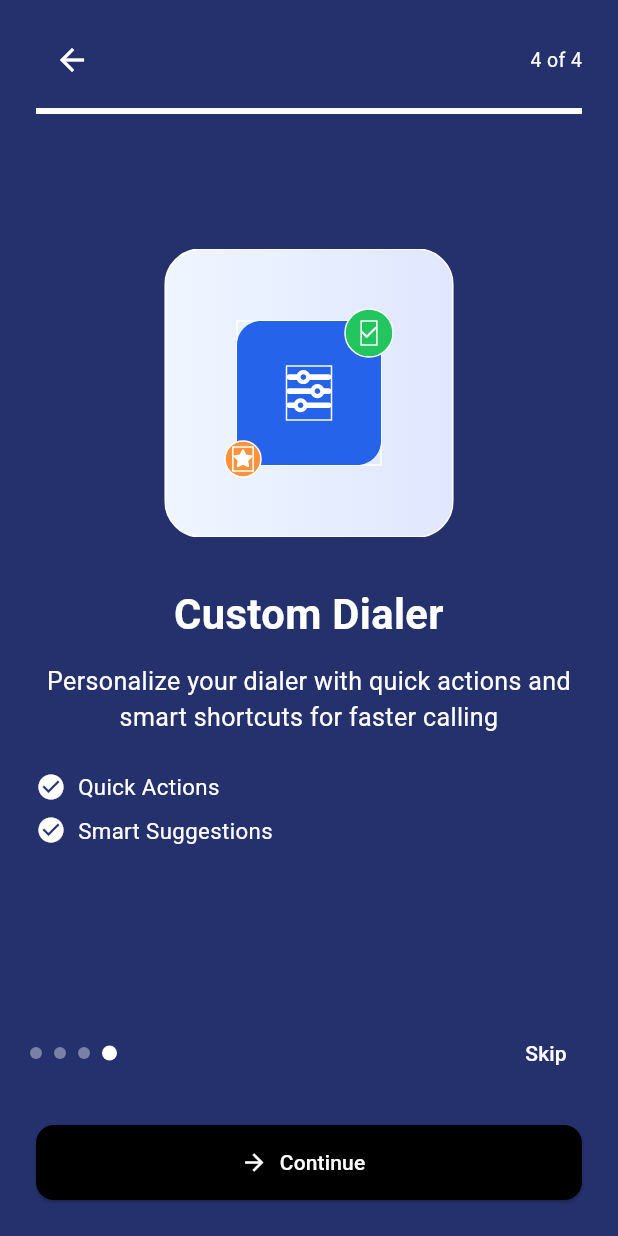
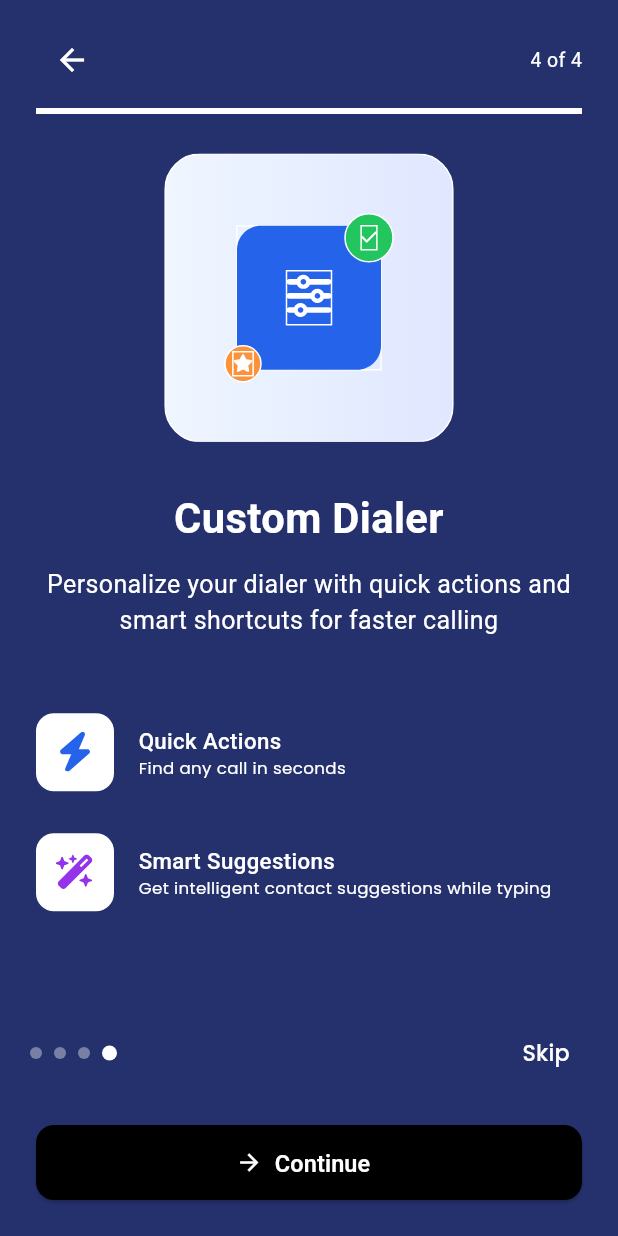
Before and after one commit to Amar-Chaudhary2002/call-man, a Flutter app: the screen it shows after launch, swiped to page 4, on a phone screen of 412 x 824 dp. Run offline on Flutter 3.47's test engine with Material 3 defaults, Android fonts, the phone set to English and light mode, and no system bars; our stand-ins replace firebase_auth, firebase_core, flutter_bloc, flutter_screenutil, flutter_svg, google_fonts and 2 more; accounts and stored records are empty.

Commit message:
fixes ui desing

```diff
--- a/lib/blocs/auth/auth_cubit.dart
+++ b/lib/blocs/auth/auth_cubit.dart
@@ -84,7 +84,6 @@ class AuthCubit extends Cubit<AuthState> {
   Future<void> sendOtp(String phoneNumber) async {
     try {
       emit(AuthLoading());
-
       await _auth.verifyPhoneNumber(
         phoneNumber: phoneNumber,
         verificationCompleted: (PhoneAuthCredential credential) async {
--- a/lib/presentation/auth/otp_screen.dart
+++ b/lib/presentation/auth/otp_screen.dart
@@ -29,18 +29,16 @@ class OtpScreen extends StatelessWidget {
         }
 
         if (state is AuthError) {
-          ScaffoldMessenger.of(context).showSnackBar(
-            SnackBar(content: Text(state.message)),
-          );
+          ScaffoldMessenger.of(
+            context,
+          ).showSnackBar(SnackBar(content: Text(state.message)));
         }
 
         if (state is AuthSuccess) {
           Navigator.pushAndRemoveUntil(
             context,
-            MaterialPageRoute(
-              builder: (context) => LoginSuccessScreen(),
-            ),
-                (route) => false,
+            MaterialPageRoute(builder: (context) => LoginSuccessScreen()),
+            (route) => false,
           );
         }
       },
@@ -124,15 +122,22 @@ class OtpScreen extends StatelessWidget {
                 width: double.infinity,
                 child: ElevatedButton(
                   onPressed: () {
-                    final otp = _otpController.text.trim();
-                    if (otp.length != 6) {
-                      ScaffoldMessenger.of(context).showSnackBar(
-                        const SnackBar(
-                            content: Text('Please enter a valid 6-digit OTP')),
-                      );
-                      return;
-                    }
-                    context.read<AuthCubit>().verifyOtp(otp);
+                    // final otp = _otpController.text.trim();
+                    // if (otp.length != 6) {
+                    //   ScaffoldMessenger.of(context).showSnackBar(
+                    //     const SnackBar(
+                    //         content: Text('Please enter a valid 6-digit OTP')),
+                    //   );
+                    //   return;
+                    // }
+                    // context.read<AuthCubit>().verifyOtp(otp);
+                    Navigator.pushAndRemoveUntil(
+                      context,
+                      MaterialPageRoute(
+                        builder: (context) => LoginSuccessScreen(),
+                      ),
+                      (route) => false,
+                    );
                   },
                   style: ElevatedButton.styleFrom(
                     backgroundColor: Colors.black,
--- a/lib/presentation/auth/sign_in_screen.dart
+++ b/lib/presentation/auth/sign_in_screen.dart
@@ -38,9 +38,9 @@ class _SignInScreenState extends State<SignInScreen> {
           }
 
           if (state is AuthError) {
-            ScaffoldMessenger.of(context).showSnackBar(
-              SnackBar(content: Text(state.message)),
-            );
+            ScaffoldMessenger.of(
+              context,
+            ).showSnackBar(SnackBar(content: Text(state.message)));
           }
 
           if (state is OtpSent) {
@@ -90,7 +90,10 @@ class _SignInScreenState extends State<SignInScreen> {
                       padding: const EdgeInsets.all(16),
                       decoration: BoxDecoration(
                         borderRadius: BorderRadius.circular(23.sp),
-                        border: Border.all(color: Color(0xFFE5E7EB), width: 0.1),
+                        border: Border.all(
+                          color: Color(0xFFE5E7EB),
+                          width: 0.1,
+                        ),
                         gradient: const LinearGradient(
                           colors: [Color(0xFF082046), Color(0xFF45006E)],
                           begin: Alignment.topLeft,
@@ -153,20 +156,30 @@ class _SignInScreenState extends State<SignInScreen> {
                             width: double.infinity,
                             child: ElevatedButton(
                               onPressed: () {
-                                final phone = phoneController.text.trim();
-                                if (phone.isEmpty) {
-                                  ScaffoldMessenger.of(context).showSnackBar(
-                                    const SnackBar(
-                                        content: Text('Phone number required')),
-                                  );
-                                  return;
-                                }
-                                // Fire AuthCubit sendOtp
-                                context.read<AuthCubit>().sendOtp('$_countryCode$phone');
+                                // final phone = phoneController.text.trim();
+                                // if (phone.isEmpty) {
+                                //   ScaffoldMessenger.of(context).showSnackBar(
+                                //     const SnackBar(
+                                //         content: Text('Phone number required')),
+                                //   );
+                                //   return;
+                                // }
+                                // // Fire AuthCubit sendOtp
+                                // context.read<AuthCubit>().sendOtp('$_countryCode$phone');
+                                Navigator.pushAndRemoveUntil(
+                                  context,
+                                  MaterialPageRoute(
+                                    builder: (context) =>
+                                        OtpScreen(phoneNumber: "7049820851"),
+                                  ),
+                                  (route) => false,
+                                );
                               },
                               style: ElevatedButton.styleFrom(
                                 backgroundColor: Colors.black,
-                                padding: const EdgeInsets.symmetric(vertical: 15),
+                                padding: const EdgeInsets.symmetric(
+                                  vertical: 15,
+                                ),
                                 shape: RoundedRectangleBorder(
                                   borderRadius: BorderRadius.circular(9),
                                 ),
@@ -182,7 +195,10 @@ class _SignInScreenState extends State<SignInScreen> {
                                     ),
                                   ),
                                   SizedBox(width: 8),
-                                  Icon(Icons.arrow_right_alt, color: Colors.white),
+                                  Icon(
+                                    Icons.arrow_right_alt,
+                                    color: Colors.white,
+                                  ),
                                 ],
                               ),
                             ),
@@ -201,14 +217,19 @@ class _SignInScreenState extends State<SignInScreen> {
                               },
                               style: ElevatedButton.styleFrom(
                                 backgroundColor: Colors.black,
-                                padding: const EdgeInsets.symmetric(vertical: 15),
+                                padding: const EdgeInsets.symmetric(
+                                  vertical: 15,
+                                ),
                                 shape: RoundedRectangleBorder(
                                   borderRadius: BorderRadius.circular(9),
                                 ),
                               ),
                               child: const Text(
                                 "Login with password",
-                                style: TextStyle(color: Colors.white, fontSize: 16),
+                                style: TextStyle(
+                                  color: Colors.white,
+                                  fontSize: 16,
+                                ),
                               ),
                             ),
                           ),
@@ -217,7 +238,9 @@ class _SignInScreenState extends State<SignInScreen> {
                             onTap: () {
                               Navigator.push(
                                 context,
-                                MaterialPageRoute(builder: (_) => SignUpScreen()),
+                                MaterialPageRoute(
+                                  builder: (_) => SignUpScreen(),
+                                ),
                               );
                             },
                             child: const Text.rich(
@@ -279,10 +302,10 @@ class _SignInScreenState extends State<SignInScreen> {
               items: <String>['+91', '+1', '+44', '+61']
                   .map<DropdownMenuItem<String>>(
                     (String value) => DropdownMenuItem<String>(
-                  value: value,
-                  child: Text(value),
-                ),
-              )
+                      value: value,
+                      child: Text(value),
+                    ),
+                  )
                   .toList(),
               onChanged: (String? newValue) {
                 if (newValue != null) onCountryChanged(newValue);
--- a/lib/presentation/dashboard/dashboard_screen.dart
+++ b/lib/presentation/dashboard/dashboard_screen.dart
@@ -272,12 +272,10 @@ class CallTrackingService {
   void _handleCallStateChange(dynamic data) {
     try {
       final Map<String, dynamic> callData = Map<String, dynamic>.from(data);
-
       final phoneNumber = callData['phoneNumber'] as String? ?? '';
       final stateString = callData['state'] as String? ?? 'idle';
       final isOutgoing = callData['isOutgoing'] as bool? ?? false;
       final isConnected = callData['isConnected'] as bool? ?? false;
-
       final state = _parseCallState(stateString);
       final now = DateTime.now();
 
--- a/lib/presentation/onboarding/welcome_screen.dart
+++ b/lib/presentation/onboarding/welcome_screen.dart
@@ -4,6 +4,7 @@ import 'package:flutter_screenutil/flutter_screenutil.dart';
 import 'package:flutter_svg/flutter_svg.dart';
 import 'package:call_app/core/image_constant.dart';
 import 'package:call_app/core/constant/app_color.dart';
+import 'package:google_fonts/google_fonts.dart';
 
 class WelcomeScreen extends StatefulWidget {
   const WelcomeScreen({super.key});
@@ -32,7 +33,6 @@ class _WelcomeScreenState extends State<WelcomeScreen> {
         curve: Curves.easeInOut,
       );
     } else {
-      // Navigate to SignUp using named route
       Navigator.pushReplacementNamed(context, AppRoutes.signUp);
     }
   }
@@ -42,7 +42,7 @@ class _WelcomeScreenState extends State<WelcomeScreen> {
     final List<_OnboardingContent> pages = [
       _OnboardingContent(
         icon: ImageConstant.callguard,
-        title: "Welcome to CallGuard",
+        title: "Welcome to CallMan",
         description:
             "Your smart companion for better call\nmanagement and protection",
         bullets: const [],
@@ -57,6 +57,11 @@ class _WelcomeScreenState extends State<WelcomeScreen> {
           "Community-based blocking",
           "Custom block lists",
         ],
+        bulletIcons: const [
+          "assets/icons/right.svg",
+          "assets/icons/right.svg",
+          "assets/icons/right.svg",
+        ],
       ),
       _OnboardingContent(
         icon: ImageConstant.smarticon,
@@ -64,6 +69,16 @@ class _WelcomeScreenState extends State<WelcomeScreen> {
         description:
             "Group and tag your calls intelligently. Never lose track of important conversations with automatic categorization.",
         bullets: const ["Auto Tagging", "Smart Grouping", "Quick Search"],
+        bulletIcons: const [
+          "assets/icons/svg.svg",
+          "assets/icons/svg (1).svg",
+          "assets/icons/svg (2).svg",
+        ],
+        bulletSubtitles: [
+          "Automatically categorize calls by type",
+          "Related calls grouped together",
+          "Find any call in seconds",
+        ],
       ),
       _OnboardingContent(
         icon: ImageConstant.customdialor,
@@ -71,6 +86,14 @@ class _WelcomeScreenState extends State<WelcomeScreen> {
         description:
             "Personalize your dialer with quick actions and smart shortcuts for faster calling",
         bullets: const ["Quick Actions", "Smart Suggestions"],
+        bulletIcons: const [
+          "assets/icons/svg (3).svg",
+          "assets/icons/svg (4).svg",
+        ],
+        bulletSubtitles: [
+          "Find any call in seconds",
+          "Get intelligent contact suggestions while typing",
+        ],
       ),
     ];
 
@@ -79,18 +102,6 @@ class _WelcomeScreenState extends State<WelcomeScreen> {
       body: SafeArea(
         child: Column(
           children: [
-            // if (_currentPage == 0) ...[
-            //   Align(
-            //     alignment: Alignment.topRight,
-            //     child: TextButton(
-            //       onPressed: _skip,
-            //       child: const Text(
-            //         "Skip",
-            //         style: TextStyle(color: Colors.white),
-            //       ),
-            //     ),
-            //   ),
-            // ],
             Expanded(
               child: PageView.builder(
                 controller: _pageController,
@@ -110,13 +121,10 @@ class _WelcomeScreenState extends State<WelcomeScreen> {
                           Row(
                             mainAxisAlignment: MainAxisAlignment.spaceBetween,
                             children: [
-                              if (index > 0)
                               IconButton(
                                 onPressed: () {
                                   _pageController.previousPage(
-                                      duration: const Duration(
-                                        milliseconds: 300,
-                                      ),
+                                    duration: const Duration(milliseconds: 300),
                                     curve: Curves.easeInOut,
                                   );
                                 },
@@ -124,12 +132,11 @@ class _WelcomeScreenState extends State<WelcomeScreen> {
                                   Icons.arrow_back,
                                   color: Colors.white,
                                 ),
-                                )
-                              else
-                                const SizedBox(width: 48),
+                              ),
                               Text(
                                 '${index + 1} of ${pages.length}',
                                 style: TextStyle(
+                                  fontFamily: "Roboto",
                                   color: Colors.white,
                                   fontSize: 14.sp,
                                 ),
@@ -144,7 +151,7 @@ class _WelcomeScreenState extends State<WelcomeScreen> {
                               Colors.white,
                             ),
                           ),
-                          Spacer(),
+                          const Spacer(),
                         ],
                         Center(
                           child: SvgPicture.asset(
@@ -156,44 +163,114 @@ class _WelcomeScreenState extends State<WelcomeScreen> {
                         Text(
                           page.title,
                           textAlign: TextAlign.center,
-                          style: TextStyle(
-                            fontFamily: "Roboto",
+                          style: GoogleFonts.roboto(
                             fontWeight: FontWeight.w700,
                             fontSize: 30.sp,
                             color: Colors.white,
                           ),
                         ),
-                        const SizedBox(height: 12),
+                        const SizedBox(height: 11),
                         Text(
                           page.description,
                           textAlign: TextAlign.center,
-                          style: TextStyle(
-                            fontFamily: "Roboto",
+                          style: GoogleFonts.roboto(
                             fontWeight: FontWeight.w400,
                             fontSize: 18.sp,
                             color: Colors.white,
                           ),
                         ),
-                        const SizedBox(height: 24),
+                        const SizedBox(height: 50),
                         if (page.bullets.isNotEmpty)
                           Column(
-                            children: page.bullets.map((e) {
+                            children: List.generate(page.bullets.length, (i) {
+                              // Example condition: Make first bullet on page 3 circular
+                              bool isCircular = index == 1 || index == 2;
+
+                              double containerSize;
+
+                              if (index == 1) {
+                                containerSize = 35;
+                              } else if (index == 2) {
+                                containerSize = 45;
+                              } else if (index == 3) {
+                                containerSize = 52;
+                              } else {
+                                containerSize = 45;
+                              }
+                              double bottomPadding;
+
+                              if (index == 1) {
+                                bottomPadding = 16.0;
+                              } else if (index == 2) {
+                                bottomPadding = 28.0;
+                              } else if (index == 3) {
+                                bottomPadding = 28.0;
+                              } else {
+                                bottomPadding = 16.0;
+                              }
                               return Padding(
-                                padding: const EdgeInsets.only(bottom: 8.0),
+                                padding: EdgeInsets.only(bottom: bottomPadding),
                                 child: Row(
+                                  crossAxisAlignment: CrossAxisAlignment.center,
                                   children: [
-                                    const Icon(
-                                      Icons.check_circle,
-                                      size: 20,
+                                    Container(
+                                      width: containerSize,
+                                      height: containerSize,
+                                      padding: const EdgeInsets.all(12),
+                                      decoration: BoxDecoration(
                                         color: Colors.white,
+                                        borderRadius: isCircular
+                                            ? BorderRadius.circular(999)
+                                            : BorderRadius.circular(12),
                                       ),
-                                    const SizedBox(width: 8),
+                                      child: SvgPicture.asset(
+                                        page.bulletIcons.length > i
+                                            ? page.bulletIcons[i]
+                                            : ImageConstant.callguard,
+                                        height: 30,
+                                        width: 30,
+                                      ),
+                                    ),
+                                    SizedBox(width: 16.w),
                                     Expanded(
-                                      child: Text(
-                                        e,
+                                      child:
+                                          page.bulletSubtitles.length > i &&
+                                              page.bulletSubtitles[i]
+                                                  .trim()
+                                                  .isNotEmpty
+                                          ? Column(
+                                              crossAxisAlignment:
+                                                  CrossAxisAlignment.start,
+                                              children: [
+                                                Text(
+                                                  page.bullets[i],
                                                   style: TextStyle(
+                                                    fontFamily: "Roboto",
                                                     color: Colors.white,
                                                     fontSize: 16.sp,
+                                                    fontWeight: FontWeight.w500,
+                                                  ),
+                                                ),
+                                                Text(
+                                                  page.bulletSubtitles[i],
+                                                  style: GoogleFonts.poppins(
+                                                    color: Colors.white,
+                                                    fontSize: 12.sp,
+                                                    fontWeight: FontWeight.w400,
+                                                  ),
+                                                ),
+                                              ],
+                                            )
+                                          : Align(
+                                              alignment: Alignment.centerLeft,
+                                              child: Text(
+                                                page.bullets[i],
+                                                style: TextStyle(
+                                                  fontFamily: "Roboto",
+                                                  color: Colors.white,
+                                                  fontSize: 16.sp,
+                                                  fontWeight: FontWeight.w500,
+                                                ),
                                               ),
                                             ),
                                     ),
@@ -209,33 +286,30 @@ class _WelcomeScreenState extends State<WelcomeScreen> {
                 },
               ),
             ),
-
             if (_currentPage > 0) ...[
               Padding(
                 padding: const EdgeInsets.symmetric(horizontal: 16),
                 child: Row(
                   mainAxisAlignment: MainAxisAlignment.spaceBetween,
                   children: [
-                    // Left: Dot indicators
-                    Center(
-                      child: Row(
+                    Row(
                       children: List.generate(
                         pages.length,
                         (index) => Padding(
                           padding: const EdgeInsets.symmetric(horizontal: 4),
-                            child: DotIndicator(
-                              isActive: index == _currentPage,
+                          child: DotIndicator(isActive: index == _currentPage),
                         ),
                       ),
                     ),
-                      ),
-                    ),
-                    // Right: Skip button
                     TextButton(
                       onPressed: _skip,
-                      child: const Text(
+                      child: Text(
                         "Skip",
-                        style: TextStyle(color: Colors.white),
+                        style: GoogleFonts.poppins(
+                          color: Colors.white,
+                          fontSize: 16.sp,
+                          fontWeight: FontWeight.w500,
+                        ),
                       ),
                     ),
                   ],
@@ -259,7 +333,11 @@ class _WelcomeScreenState extends State<WelcomeScreen> {
                   icon: const Icon(Icons.arrow_forward, color: Colors.white),
                   label: Text(
                     _currentPage == 0 ? "Get Started" : "Continue",
-                    style: const TextStyle(color: Colors.white),
+                    style: GoogleFonts.roboto(
+                      color: Colors.white,
+                      fontSize: 16.85.sp,
+                      fontWeight: FontWeight.w600,
+                    ),
                   ),
                 ),
               ),
@@ -294,12 +372,15 @@ class _OnboardingContent {
   final String title;
   final String description;
   final List<String> bullets;
-  // final bool progressbar;
+  final List<String> bulletSubtitles;
+  final List<String> bulletIcons;
+
   const _OnboardingContent({
     required this.icon,
     required this.title,
     required this.description,
     required this.bullets,
-    // this.progressbar = false,
+    this.bulletSubtitles = const [],
+    this.bulletIcons = const [],
   });
 }
--- a/pubspec.yaml
+++ b/pubspec.yaml
@@ -19,6 +19,7 @@ dependencies:
   permission_handler: ^12.0.1
   firebase_auth: ^6.0.0
   firebase_core: ^4.0.0
+  google_fonts: ^6.3.0
 dev_dependencies:
   flutter_test:
     sdk: flutter
```
Also changed, not shown: assets/icons/right.svg (added), assets/icons/svg (1).svg (added), assets/icons/svg (2).svg (added), assets/icons/svg (3).svg (added), assets/icons/svg (4).svg (added), assets/icons/svg.svg (added), pubspec.lock, 1 other file. Lines whose indentation alone changed are shown as unchanged.
